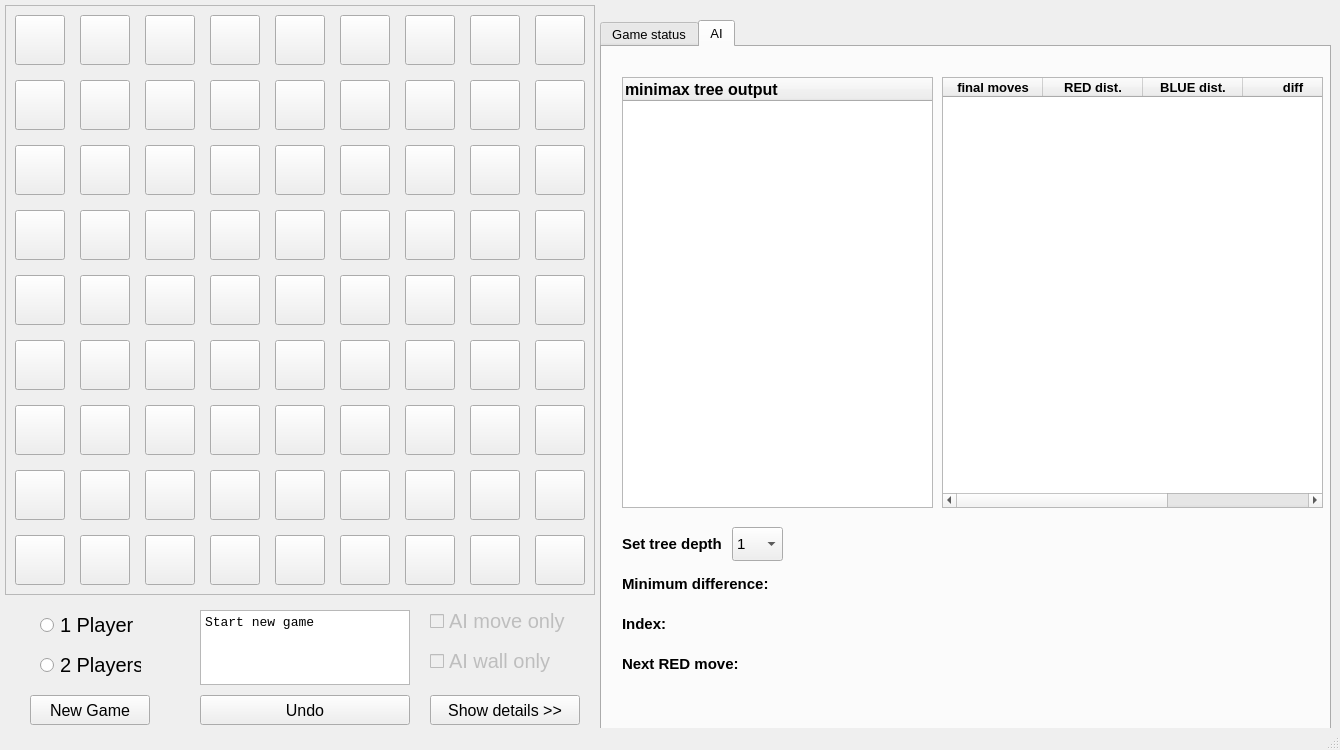
crimvael/quoridor, file quoridor.ui: the form before one commit.
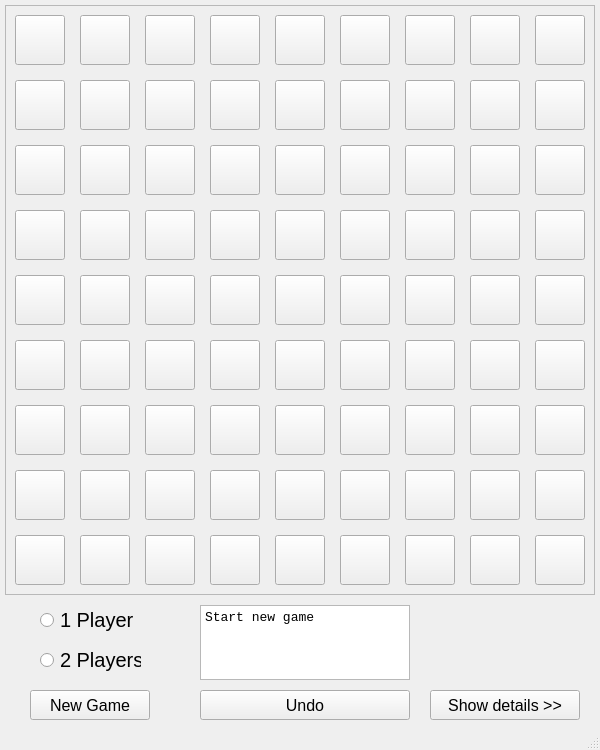
The form after the commit. The open tabs and pages were chosen to show the change.

What changed in the file:
```diff
--- a/quoridor.ui
+++ b/quoridor.ui
@@ -6,7 +6,7 @@
    <rect>
     <x>0</x>
     <y>0</y>
-    <width>1340</width>
+    <width>600</width>
     <height>750</height>
    </rect>
   </property>
@@ -18,13 +18,13 @@
   </property>
   <property name="minimumSize">
    <size>
-    <width>1340</width>
+    <width>600</width>
     <height>750</height>
    </size>
   </property>
   <property name="maximumSize">
    <size>
-    <width>1340</width>
+    <width>600</width>
     <height>750</height>
    </size>
   </property>
@@ -1531,7 +1531,7 @@
     <property name="geometry">
      <rect>
       <x>200</x>
-      <y>695</y>
+      <y>690</y>
       <width>210</width>
       <height>30</height>
      </rect>
@@ -1552,7 +1552,7 @@
     <property name="geometry">
      <rect>
       <x>30</x>
-      <y>695</y>
+      <y>690</y>
       <width>120</width>
       <height>30</height>
      </rect>
@@ -1573,7 +1573,7 @@
     <property name="geometry">
      <rect>
       <x>40</x>
-      <y>610</y>
+      <y>605</y>
       <width>101</width>
       <height>30</height>
      </rect>
@@ -1592,7 +1592,7 @@
     <property name="geometry">
      <rect>
       <x>40</x>
-      <y>650</y>
+      <y>645</y>
       <width>101</width>
       <height>30</height>
      </rect>
@@ -1611,7 +1611,7 @@
     <property name="geometry">
      <rect>
       <x>200</x>
-      <y>610</y>
+      <y>605</y>
       <width>210</width>
       <height>75</height>
      </rect>
@@ -1634,7 +1634,7 @@
     <property name="geometry">
      <rect>
       <x>430</x>
-      <y>695</y>
+      <y>690</y>
       <width>150</width>
       <height>30</height>
      </rect>
@@ -2307,6 +2307,21 @@
       <property name="autoFillBackground">
        <bool>false</bool>
       </property>
+      <property name="editTriggers">
+       <set>QAbstractItemView::NoEditTriggers</set>
+      </property>
+      <property name="alternatingRowColors">
+       <bool>false</bool>
+      </property>
+      <property name="horizontalScrollMode">
+       <enum>QAbstractItemView::ScrollPerPixel</enum>
+      </property>
+      <property name="columnCount">
+       <number>1</number>
+      </property>
+      <attribute name="headerDefaultSectionSize">
+       <number>100</number>
+      </attribute>
       <column>
        <property name="text">
         <string notr="true">minimax tree output</string>
@@ -2438,7 +2453,7 @@
        <rect>
         <x>20</x>
         <y>480</y>
-        <width>111</width>
+        <width>221</width>
         <height>34</height>
        </rect>
       </property>
@@ -2449,7 +2464,7 @@
        </font>
       </property>
       <property name="text">
-       <string>Set tree depth</string>
+       <string>Set tree depth/game difficulty</string>
       </property>
      </widget>
      <widget class="QLabel" name="label_14">
@@ -2493,12 +2508,15 @@
       </property>
      </widget>
      <widget class="QComboBox" name="comboBox">
+      <property name="enabled">
+       <bool>false</bool>
+      </property>
       <property name="geometry">
        <rect>
-        <x>130</x>
-        <y>480</y>
+        <x>240</x>
+        <y>483</y>
         <width>51</width>
-        <height>34</height>
+        <height>31</height>
        </rect>
       </property>
       <property name="font">
@@ -2608,7 +2626,26 @@
        <set>Qt::AlignCenter</set>
       </property>
      </widget>
-    </widget>
+     <widget class="QCheckBox" name="checkBox_2">
+      <property name="enabled">
+       <bool>false</bool>
+      </property>
+      <property name="geometry">
+       <rect>
+        <x>350</x>
+        <y>540</y>
+        <width>201</width>
+        <height>30</height>
+       </rect>
+      </property>
+      <property name="font">
+       <font>
+        <pointsize>15</pointsize>
+       </font>
+      </property>
+      <property name="text">
+       <string>AI place wall only</string>
+      </property>
    </widget>
    <widget class="QCheckBox" name="checkBox">
     <property name="enabled">
@@ -2616,10 +2653,10 @@
     </property>
     <property name="geometry">
      <rect>
-      <x>430</x>
-      <y>610</y>
-      <width>140</width>
-      <height>22</height>
+        <x>350</x>
+        <y>490</y>
+        <width>201</width>
+        <height>30</height>
      </rect>
     </property>
     <property name="font">
@@ -2628,32 +2665,13 @@
      </font>
     </property>
     <property name="text">
-     <string>AI move only</string>
+       <string>AI move piece only</string>
     </property>
     <property name="checked">
      <bool>false</bool>
     </property>
    </widget>
-   <widget class="QCheckBox" name="checkBox_2">
-    <property name="enabled">
-     <bool>false</bool>
-    </property>
-    <property name="geometry">
-     <rect>
-      <x>430</x>
-      <y>650</y>
-      <width>140</width>
-      <height>22</height>
-     </rect>
-    </property>
-    <property name="font">
-     <font>
-      <pointsize>15</pointsize>
-     </font>
-    </property>
-    <property name="text">
-     <string>AI wall only</string>
-    </property>
+    </widget>
    </widget>
   </widget>
   <widget class="QMenuBar" name="menubar">
```
Left out of the diff: 16 changed lines with no effect on the pictures. Lines whose indentation alone changed are shown as unchanged.
